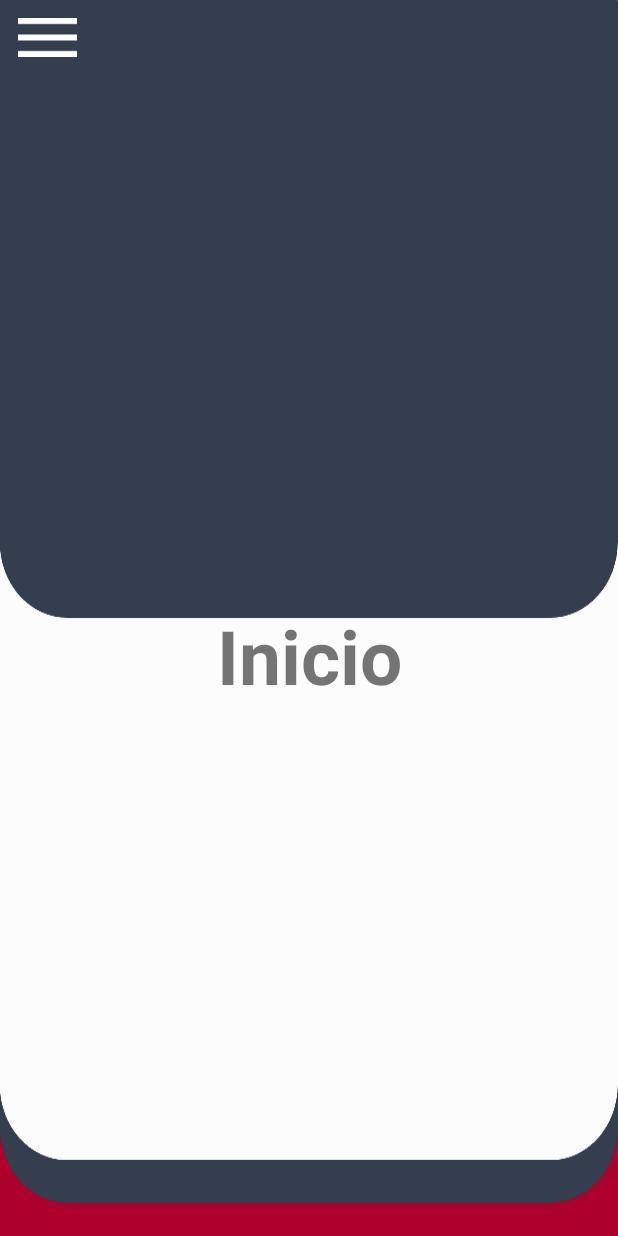
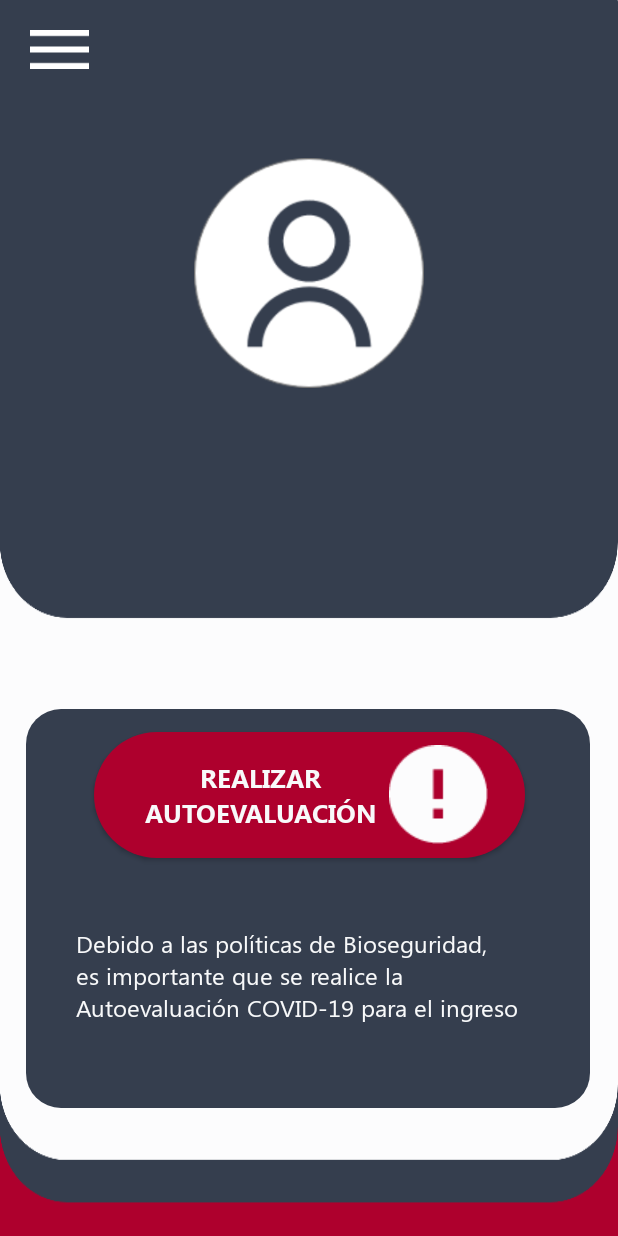
Before and after one commit to RubenChalapud/UAO_Remoto, an Android app: the InicioDocente screen opened directly, with no data from a screen before it, on a phone screen of 412 x 824 dp. Run offline under Robolectric (Android 15) with nearby library versions, the phone set to English and light mode, and no system bars.

Commit message:
Agregamos estilos y componentes a Activity InicioDocente

```diff
--- a/app/src/main/java/com/example/uaoremoto/InicioDocente.java
+++ b/app/src/main/java/com/example/uaoremoto/InicioDocente.java
@@ -22,13 +22,13 @@ public class InicioDocente extends AppCompatActivity {
         super.onCreate(savedInstanceState);
         setContentView(R.layout.activity_inicio_docente);
 
-       // txtUser =(TextView)findViewById(R.id.textViewNombreD);
-        //String user = getIntent().getStringExtra("names");
-        //txtUser.setText(user);
+        txtUser =(TextView)findViewById(R.id.textViewNombreD);
+        String user = getIntent().getStringExtra("names");
+        txtUser.setText(user);
 
-        //txtCorreo = (TextView) findViewById(R.id.textViewCorreoD);
-        //String email = getIntent().getStringExtra("email");
-        //txtCorreo.setText(email);
+        txtCorreo = (TextView) findViewById(R.id.textViewCorreoD);
+        String email = getIntent().getStringExtra("email");
+        txtCorreo.setText(email);
 
         drawerLayout = findViewById(R.id.drawer_layout);
     }
--- a/app/src/main/res/layout/activity_inicio_docente.xml
+++ b/app/src/main/res/layout/activity_inicio_docente.xml
@@ -9,25 +9,126 @@
     tools:context=".InicioDocente"
     android:background="@drawable/bakinicio">
 
-    <LinearLayout
+    <androidx.constraintlayout.widget.ConstraintLayout
         android:layout_width="match_parent"
         android:layout_height="match_parent"
         android:orientation="vertical">
 
         <include
-            layout="@layout/main_toolbar"/>
+            android:id="@+id/include"
+            layout="@layout/main_toolbar"
+            app:layout_constraintTop_toTopOf="parent"
+            tools:layout_editor_absoluteX="0dp" />
+
+        <ImageView
+            android:id="@+id/imageView4"
+            android:layout_width="153dp"
+            android:layout_height="157dp"
+            android:layout_marginStart="8dp"
+            android:layout_marginLeft="8dp"
+            android:layout_marginTop="16dp"
+            android:layout_marginEnd="8dp"
+            android:layout_marginRight="8dp"
+            android:layout_marginBottom="16dp"
+            app:layout_constraintBottom_toBottomOf="parent"
+            app:layout_constraintEnd_toEndOf="parent"
+            app:layout_constraintStart_toStartOf="parent"
+            app:layout_constraintTop_toTopOf="parent"
+            app:layout_constraintVertical_bias="0.138"
+            app:srcCompat="@drawable/fotoperfil" />
 
         <TextView
-            android:layout_width="match_parent"
-            android:layout_height="match_parent"
-            android:text="Inicio"
-            android:textStyle="bold"
-            android:textSize="50sp"
-            android:gravity="center">
+            android:id="@+id/textViewNombreD"
+            android:layout_width="wrap_content"
+            android:layout_height="wrap_content"
+            android:fontFamily="@font/regular"
+            android:text="Nombre docente"
+            android:textAllCaps="true"
+            android:textColor="@color/blanco"
+            android:textSize="25dp"
+            app:layout_constraintBottom_toBottomOf="parent"
+            app:layout_constraintEnd_toEndOf="parent"
+            app:layout_constraintHorizontal_bias="0.497"
+            app:layout_constraintStart_toStartOf="parent"
+            app:layout_constraintTop_toTopOf="@+id/include"
+            app:layout_constraintVertical_bias="0.393" />
 
-        </TextView>
+        <TextView
+            android:id="@+id/textViewCorreoD"
+            android:layout_width="wrap_content"
+            android:layout_height="wrap_content"
+            android:layout_marginStart="8dp"
+            android:layout_marginLeft="8dp"
+            android:layout_marginEnd="8dp"
+            android:layout_marginRight="8dp"
+            android:layout_marginBottom="16dp"
+            android:text="correo.docente@uao.edu.co"
+            android:fontFamily="@font/light"
+            android:textSize="18dp"
+            android:textColor="@color/blanco"
+            app:layout_constraintBottom_toBottomOf="parent"
+            app:layout_constraintEnd_toEndOf="parent"
+            app:layout_constraintHorizontal_bias="0.498"
+            app:layout_constraintStart_toStartOf="parent"
+            app:layout_constraintTop_toTopOf="@+id/include"
+            app:layout_constraintVertical_bias="0.443" />
 
-    </LinearLayout>
+        <Button
+            android:id="@+id/btnRealizarEvaluacion"
+            android:layout_width="287dp"
+            android:layout_height="84dp"
+            android:layout_marginStart="8dp"
+            android:layout_marginLeft="8dp"
+            android:layout_marginTop="16dp"
+            android:layout_marginEnd="8dp"
+            android:layout_marginRight="8dp"
+            android:layout_marginBottom="16dp"
+            android:background="@drawable/btnalerta"
+            android:drawableRight="@drawable/alerta"
+            android:fontFamily="@font/bold"
+            android:text="Realizar Autoevaluación"
+            android:textColor="@color/blanco"
+            android:textSize="17dp"
+            app:layout_constraintBottom_toBottomOf="parent"
+            app:layout_constraintEnd_toEndOf="parent"
+            app:layout_constraintStart_toStartOf="parent"
+            app:layout_constraintTop_toTopOf="parent"
+            app:layout_constraintVertical_bias="0.667" />
+
+        <ImageView
+            android:id="@+id/imageTextos"
+            android:layout_width="376dp"
+            android:layout_height="266dp"
+            app:layout_constraintBottom_toBottomOf="parent"
+            app:layout_constraintEnd_toEndOf="parent"
+            app:layout_constraintHorizontal_bias="0.485"
+            app:layout_constraintStart_toStartOf="parent"
+            app:layout_constraintTop_toTopOf="parent"
+            app:layout_constraintVertical_bias="0.847"
+            app:srcCompat="@drawable/btnlogin" />
+
+        <TextView
+            android:id="@+id/textView7"
+            android:layout_width="310dp"
+            android:layout_height="69dp"
+            android:layout_marginStart="8dp"
+            android:layout_marginLeft="8dp"
+            android:layout_marginTop="32dp"
+            android:layout_marginEnd="8dp"
+            android:layout_marginRight="8dp"
+            android:layout_marginBottom="8dp"
+            android:fontFamily="@font/regular"
+            android:text="Debido a las políticas de Bioseguridad, es importante que se realice la Autoevaluación COVID-19 para el ingreso al Campus UAO."
+            android:textColor="@color/blanco"
+            android:textSize="16dp"
+            app:layout_constraintBottom_toBottomOf="parent"
+            app:layout_constraintEnd_toEndOf="parent"
+            app:layout_constraintHorizontal_bias="0.495"
+            app:layout_constraintStart_toStartOf="parent"
+            app:layout_constraintTop_toTopOf="parent"
+            app:layout_constraintVertical_bias="0.82" />
+
+    </androidx.constraintlayout.widget.ConstraintLayout>
 
     <RelativeLayout
         android:layout_width="300sp"
--- a/app/src/main/res/layout/main_toolbar.xml
+++ b/app/src/main/res/layout/main_toolbar.xml
@@ -3,7 +3,8 @@
     xmlns:android="http://schemas.android.com/apk/res/android" android:layout_width="match_parent"
     android:layout_height="wrap_content"
     android:orientation="horizontal"
-    android:padding="12dp"
+    android:padding="20dp"
+    android:paddingTop="60dp"
     android:gravity="center_vertical">
 
     <ImageView
```
